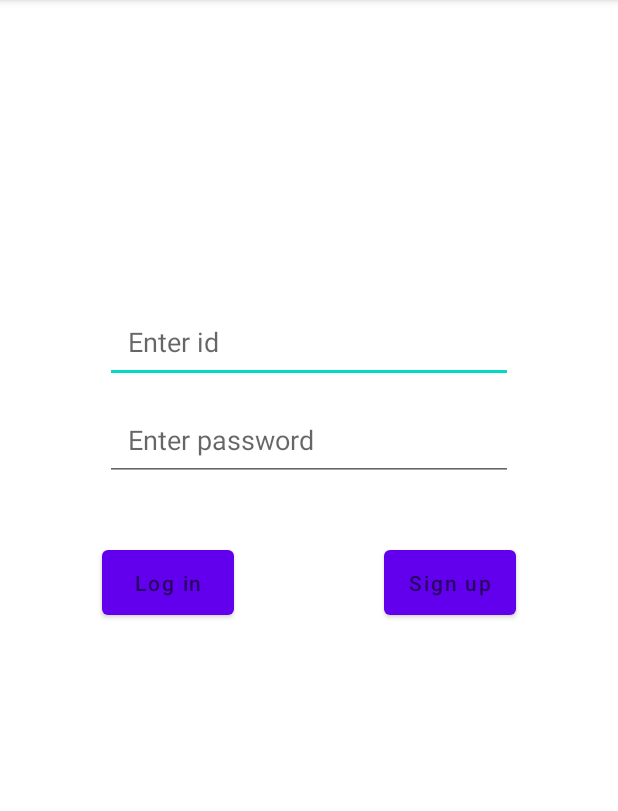
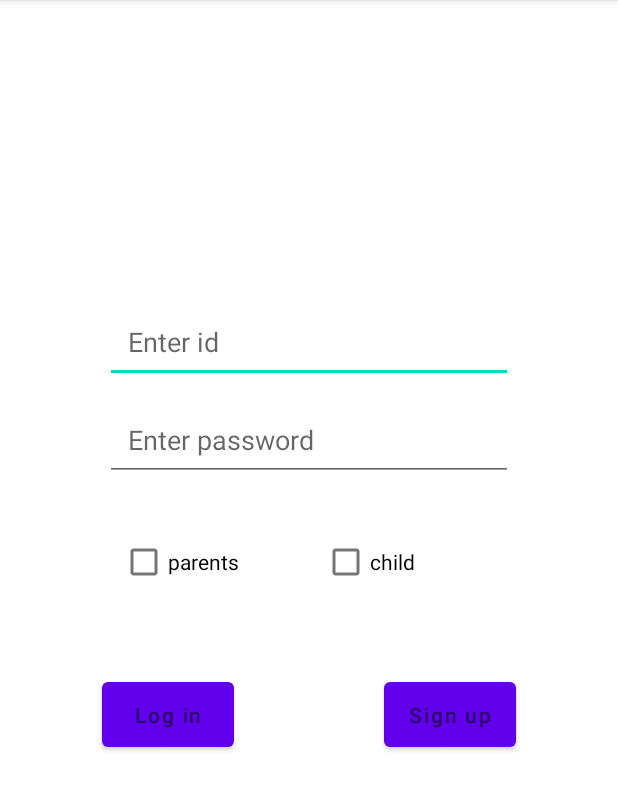
Before and after one commit to kelly1422/front_greenMoney, an Android app: the screen it shows after launch (LoginActivity), on a phone screen of 412 x 824 dp, the part 84-895 px from its top. Run offline under Robolectric (Android 15) with nearby library versions, the phone set to English and light mode, and no system bars; 2 statements that could not run were skipped.

Commit message:
login activity

```diff
--- a/app/build.gradle
+++ b/app/build.gradle
@@ -39,4 +39,5 @@ dependencies {
     androidTestImplementation 'androidx.test.ext:junit:1.1.3'
     androidTestImplementation 'androidx.test.espresso:espresso-core:3.4.0'
     implementation 'com.airbnb.android:lottie:4.2.2'
+    implementation 'com.squareup.retrofit2:converter-gson:2.6.4'
 }
--- a/app/src/main/java/com/cookandroid/front_greenmoney/LoginActivity.java
+++ b/app/src/main/java/com/cookandroid/front_greenmoney/LoginActivity.java
@@ -2,43 +2,94 @@ package com.cookandroid.front_greenmoney;
 
 import android.content.Intent;
 import android.os.Bundle;
+import android.util.Log;
 import android.view.View;
 import android.widget.Button;
+import android.widget.CheckBox;
 import android.widget.EditText;
 import android.widget.Toast;
 
 import androidx.annotation.NonNull;
 import androidx.appcompat.app.AppCompatActivity;
 
+import java.util.HashMap;
+
+import retrofit2.Call;
+import retrofit2.Callback;
+import retrofit2.Response;
+import retrofit2.Retrofit;
+import retrofit2.converter.gson.GsonConverterFactory;
+
 public class LoginActivity extends AppCompatActivity {
-
+    private Retrofit retrofit;
+    private RetrofitInterface retrofitInterface;
+    private String BASE_URL;
     EditText login_email, login_pw;
     Button btn_login, btn_to_signup;
+    CheckBox parents, child;
 
     @Override
     protected void onCreate(Bundle savedInstanceState) {
         super.onCreate(savedInstanceState);
         setContentView(R.layout.activity_login);
+        BASE_URL = "172.20.10.4";
 
 //        if(쿠키!=null){
 //            Intent intent=new Intent(this, MainActivity.class);
 //            startActivity(intent);
 //            finish();
 //        }
+        retrofit = new Retrofit.Builder()
+                .baseUrl(BASE_URL)
+                .addConverterFactory(GsonConverterFactory.create())
+                .build();
+
+        retrofitInterface = retrofit.create(RetrofitInterface.class);
+
 
         login_email = findViewById(R.id.email);
         login_pw = findViewById(R.id.password);
         btn_login = findViewById(R.id.btn_login);
         btn_to_signup = findViewById(R.id.btn_signup);
+        parents = findViewById(R.id.login_parents);
+        child = findViewById(R.id.login_child);
 
         btn_login.setOnClickListener(new View.OnClickListener() {
             @Override
             public void onClick(View v) {
 
-                Intent intent1 = new Intent(LoginActivity.this, MainActivity.class);
-                intent1.putExtra("email", login_email.getText().toString());
-                startActivity(intent1);
-                finish();
+                HashMap<String, String> map = new HashMap<>();
+                map.put("id", login_email.getText().toString());
+                map.put("pw", login_pw.getText().toString());
+                Call<LoginResult> call;
+
+                if (parents.isChecked())
+                    call = retrofitInterface.executeParentLogin(map);
+                else
+                    call = retrofitInterface.executeChildLogin(map);
+
+                call.enqueue(new Callback<LoginResult>() {
+                    @Override
+                    public void onResponse(Call<LoginResult> call, Response<LoginResult> response) {
+                        if (response.code() == 200) {
+                            //login success
+                            String token = response.body().getToken();
+                            Integer check = response.body().getIsParent();
+
+                            Intent intent1 = new Intent(LoginActivity.this, MainActivity.class);
+                            intent1.putExtra("token", token);
+                            intent1.putExtra("check", check.toString());
+                            startActivity(intent1);
+                            finish();
+                        } else if (response.code() == 404) {
+                            //login fail
+                        }
+                    }
+                    @Override
+                    public void onFailure(Call<LoginResult> call, Throwable t) {
+                        Log.i("connect failed", "t.getMessage");
+                    }
+                });
             }
         });
 
--- a/app/src/main/res/layout/activity_login.xml
+++ b/app/src/main/res/layout/activity_login.xml
@@ -29,6 +29,35 @@
             android:inputType="textPassword"/>
 
         <LinearLayout
+            android:layout_width="match_parent"
+            android:layout_height="wrap_content"
+            android:layout_marginHorizontal="70dp"
+            android:layout_marginVertical="10dp"
+            android:gravity="center"
+            android:orientation="horizontal"
+            android:padding="10dp">
+
+            <CheckBox
+                android:id="@+id/login_parents"
+                android:layout_width="wrap_content"
+                android:layout_height="wrap_content"
+                android:text="parents" />
+
+            <LinearLayout
+                android:layout_width="match_parent"
+                android:layout_height="match_parent"
+                android:gravity="center">
+
+                <CheckBox
+                    android:id="@+id/login_child"
+                    android:layout_width="wrap_content"
+                    android:layout_height="wrap_content"
+                    android:layout_gravity="right"
+                    android:text="child" />
+            </LinearLayout>
+        </LinearLayout>
+
+        <LinearLayout
             android:layout_marginTop="30dp"
             android:layout_width="wrap_content"
             android:layout_height="wrap_content"
```
